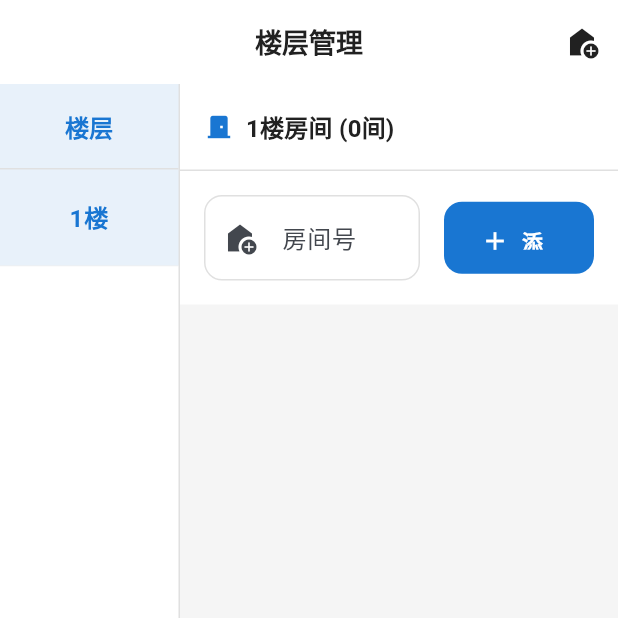
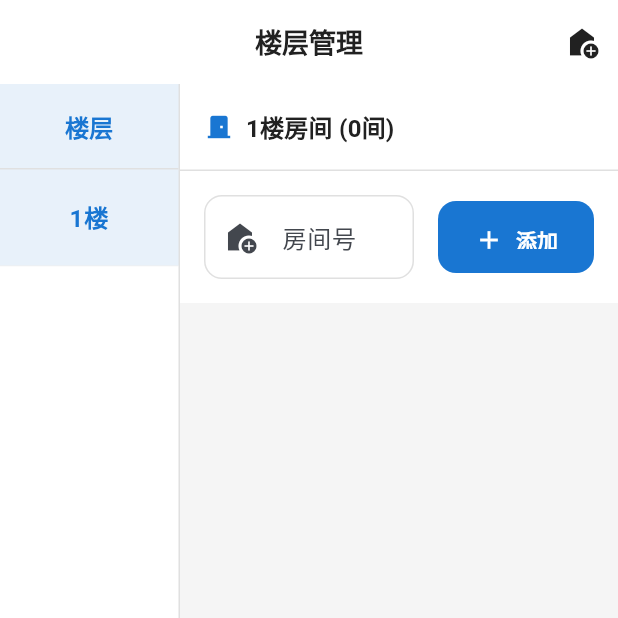
Before and after one commit to zoujinglong666/ranqi_flutter, a Flutter app: the screen it shows after launch, item 2 of the bottom bar chosen, on a phone screen of 412 x 824 dp, the top half of it. Run offline on Flutter 3.47's test engine with Material 3 defaults, Android fonts, the phone set to English and light mode, and no system bars; our stand-ins replace image_picker, shared_preferences.

Commit message:
feat(floor_management_screen): 优化楼层管理页面并添加刷新功能
- 在地板管理屏幕中添加 RefreshIndicator，实现下拉刷新功能
- 移除了添加房间输入框的 hintText 和提交按钮的固定宽度- 优化了我的记录屏幕中的容器样式，使用 const 关键字

```diff
--- a/lib/screens/floor_management_screen.dart
+++ b/lib/screens/floor_management_screen.dart
@@ -255,7 +255,9 @@ class _FloorManagementScreenState extends State<FloorManagementScreen> with Widg
           ),
         ],
       ),
-      body: Row(
+      body: RefreshIndicator(
+        onRefresh: _loadRooms,
+        child: Row(
           children: [
             // 左侧楼层列表
             Container(
@@ -385,7 +387,6 @@ class _FloorManagementScreenState extends State<FloorManagementScreen> with Widg
                             controller: _roomController,
                             decoration: AppStyles.inputDecoration(
                               labelText: '房间号',
-                              hintText: '如: 101, 102...',
                               prefixIcon: Icons.add_home,
                             ),
                             onSubmitted: (_) => _addRoom(),
@@ -396,7 +397,6 @@ class _FloorManagementScreenState extends State<FloorManagementScreen> with Widg
                           text: '添加',
                           icon: Icons.add,
                           onPressed: _addRoom,
-                          width: 100,
                         ),
                       ],
                     ),
@@ -498,6 +498,7 @@ class _FloorManagementScreenState extends State<FloorManagementScreen> with Widg
           ),
         ],
       ),
+      ),
     );
   }
 
--- a/lib/screens/my_records_screen.dart
+++ b/lib/screens/my_records_screen.dart
@@ -362,7 +362,7 @@ class _MyRecordsScreenState extends State<MyRecordsScreen> with WidgetsBindingOb
             children: [
               // 头部
               Container(
-                padding: EdgeInsets.all(20),
+                padding: const EdgeInsets.all(20),
                 decoration: BoxDecoration(
                   gradient: LinearGradient(
                     colors: [
@@ -370,7 +370,7 @@ class _MyRecordsScreenState extends State<MyRecordsScreen> with WidgetsBindingOb
                       _getMeterTypeColor(record.meterType).withOpacity(0.8),
                     ],
                   ),
-                  borderRadius: BorderRadius.only(
+                  borderRadius: const BorderRadius.only(
                     topLeft: Radius.circular(20),
                     topRight: Radius.circular(20),
                   ),
```
Lines whose indentation alone changed are shown as unchanged.
